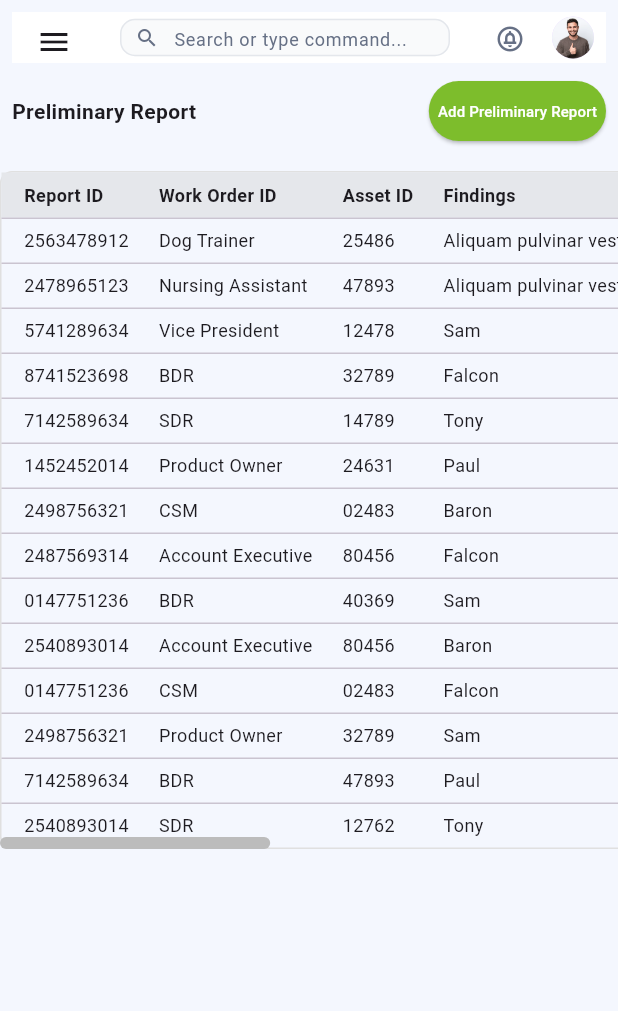
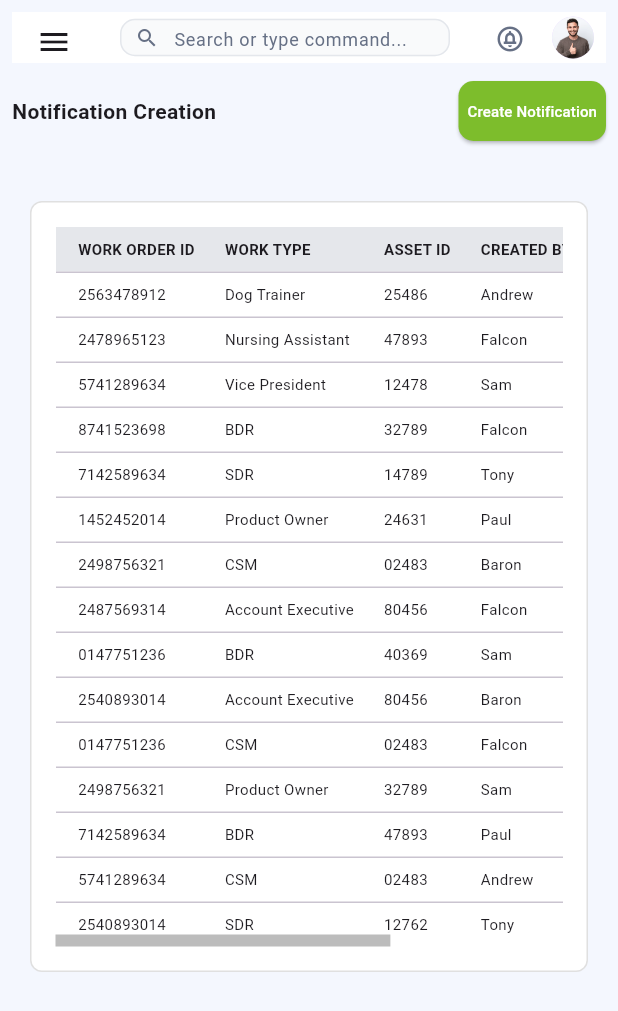
Before and after one commit to Abbas-Ali-786/UT_WorX, a Flutter app: the screen it shows after launch, on a phone screen of 412 x 824 dp. Shown: the top 1011 px of the screen. Run offline on Flutter 3.47's test engine with Material 3 defaults, Android fonts, the phone set to English and light mode, and no system bars; our stand-ins replace fl_chart.

Commit message:
NotificationData created

```diff
--- a/lib/main.dart
+++ b/lib/main.dart
@@ -1,7 +1,8 @@
 import 'package:flutter/material.dart';
-import 'package:ut_worx/view/auth_screens/login_screen.dart';
-import 'package:ut_worx/view/dashboard_screen/dashboard_screen.dart';
-import 'package:ut_worx/view/preliminary_report_screen/preliminary_report_screen.dart';
+import 'package:ut_worx/view/auth/login_screen.dart';
+import 'package:ut_worx/view/dashboard/dashboard_screen.dart';
+import 'package:ut_worx/view/notification_creation/notification_creation_screen.dart';
+import 'package:ut_worx/view/preliminary_report/preliminary_report_screen.dart';
 
 void main() {
   runApp(const MyApp());
@@ -14,7 +15,7 @@ class MyApp extends StatelessWidget {
   Widget build(BuildContext context) {
     return MaterialApp(
       debugShowCheckedModeBanner: false,
-      home: PreliminaryReportScreen(),
+      home: NotificationListScreen(),
     );
   }
 }
--- /dev/null
+++ b/lib/models/notification_data_model.dart
@@ -0,0 +1,17 @@
+class NotificationData {
+  final String workOrderId;
+  final String workType;
+  final String assetId;
+  final String createdBy;
+  final String status;
+  final String priority;
+
+  NotificationData({
+    required this.workOrderId,
+    required this.workType,
+    required this.assetId,
+    required this.createdBy,
+    required this.status,
+    required this.priority,
+  });
+}
--- a/lib/utils/custom_widgets/custom_drawer.dart
+++ b/lib/utils/custom_widgets/custom_drawer.dart
@@ -1,7 +1,8 @@
 import 'package:flutter/material.dart';
 import 'package:ut_worx/utils/resposive_design/responsive_layout.dart';
-import 'package:ut_worx/view/dashboard_screen/dashboard_screen.dart';
-import 'package:ut_worx/view/preliminary_report_screen/preliminary_report_screen.dart';
+import 'package:ut_worx/view/dashboard/dashboard_screen.dart';
+import 'package:ut_worx/view/notification_creation/notification_creation_screen.dart';
+import 'package:ut_worx/view/preliminary_report/preliminary_report_screen.dart';
 
 class CustomDrawer extends StatelessWidget {
   const CustomDrawer({super.key});
@@ -98,6 +99,15 @@ class CustomDrawer extends StatelessWidget {
                         "Notification Creation",
                         iconSize: iconSize,
                         fontSize: fontSize,
+                        onTapAction: () {
+                          Navigator.push(
+                            context,
+                            MaterialPageRoute(
+                              builder: (context) =>
+                                  const NotificationListScreen(),
+                            ),
+                          );
+                        },
                       ),
                       _drawerItem(
                         Icons.calendar_today_outlined,
--- a/lib/view/auth_screens/login_screen.dart
+++ b/lib/view/auth/login_screen.dart
@@ -1,7 +1,7 @@
 // ignore_for_file: deprecated_member_use
 
 import 'package:flutter/material.dart';
-import 'package:ut_worx/view/dashboard_screen/dashboard_screen.dart';
+import 'package:ut_worx/view/dashboard/dashboard_screen.dart';
 import '../../utils/resposive_design/responsive_layout.dart';
 
 class LoginScreen extends StatefulWidget {
--- /dev/null
+++ b/lib/view/notification_creation/notification_creation_screen.dart
@@ -0,0 +1,360 @@
+import 'package:flutter/material.dart';
+import 'package:ut_worx/models/notification_data_model.dart';
+import 'package:ut_worx/utils/custom_widgets/custom_drawer.dart';
+import 'package:ut_worx/utils/custom_widgets/custom_header.dart';
+import 'package:ut_worx/utils/resposive_design/responsive_layout.dart';
+
+class NotificationListScreen extends StatefulWidget {
+  const NotificationListScreen({super.key});
+
+  @override
+  State<NotificationListScreen> createState() => _NotificationListScreenState();
+}
+
+class _NotificationListScreenState extends State<NotificationListScreen> {
+  @override
+  Widget build(BuildContext context) {
+    return ResponsiveLayout(builder: (context, responsives) {
+      final appBarHeight = responsives.deviceValue(
+        mobile: 50.0,
+        tablet: 70.0,
+        desktop: 80.0,
+      );
+      return Scaffold(
+        backgroundColor: const Color(0XFFF4F7FE),
+        drawer: const CustomDrawer(),
+        appBar: PreferredSize(
+          preferredSize: Size.fromHeight(appBarHeight),
+          child: CustomHeader(),
+        ),
+        body: const NotificationTable(),
+      );
+    });
+  }
+}
+
+class NotificationTable extends StatelessWidget {
+  const NotificationTable({super.key});
+
+  @override
+  Widget build(BuildContext context) {
+    final List<NotificationData> notificationData = [
+      NotificationData(
+        workOrderId: '2563478912',
+        workType: 'Dog Trainer',
+        assetId: '25486',
+        createdBy: 'Andrew',
+        status: 'Completed',
+        priority: 'High',
+      ),
+      NotificationData(
+        workOrderId: '2478965123',
+        workType: 'Nursing Assistant',
+        assetId: '47893',
+        createdBy: 'Falcon',
+        status: 'Pending',
+        priority: 'Medium',
+      ),
+      NotificationData(
+        workOrderId: '5741289634',
+        workType: 'Vice President',
+        assetId: '12478',
+        createdBy: 'Sam',
+        status: 'Rejected',
+        priority: 'Low',
+      ),
+      NotificationData(
+        workOrderId: '8741523698',
+        workType: 'BDR',
+        assetId: '32789',
+        createdBy: 'Falcon',
+        status: 'OnHold',
+        priority: 'Medium',
+      ),
+      NotificationData(
+        workOrderId: '7142589634',
+        workType: 'SDR',
+        assetId: '14789',
+        createdBy: 'Tony',
+        status: 'Pending',
+        priority: 'Low',
+      ),
+      NotificationData(
+        workOrderId: '1452452014',
+        workType: 'Product Owner',
+        assetId: '24631',
+        createdBy: 'Paul',
+        status: 'Completed',
+        priority: 'High',
+      ),
+      NotificationData(
+        workOrderId: '2498756321',
+        workType: 'CSM',
+        assetId: '02483',
+        createdBy: 'Baron',
+        status: 'Pending',
+        priority: 'Medium',
+      ),
+      NotificationData(
+        workOrderId: '2487569314',
+        workType: 'Account Executive',
+        assetId: '80456',
+        createdBy: 'Falcon',
+        status: 'Rejected',
+        priority: 'Low',
+      ),
+      NotificationData(
+        workOrderId: '0147751236',
+        workType: 'BDR',
+        assetId: '40369',
+        createdBy: 'Sam',
+        status: 'Pending',
+        priority: 'Medium',
+      ),
+      NotificationData(
+        workOrderId: '2540893014',
+        workType: 'Account Executive',
+        assetId: '80456',
+        createdBy: 'Baron',
+        status: 'Pending',
+        priority: 'High',
+      ),
+      NotificationData(
+        workOrderId: '0147751236',
+        workType: 'CSM',
+        assetId: '02483',
+        createdBy: 'Falcon',
+        status: 'Pending',
+        priority: 'Low',
+      ),
+      NotificationData(
+        workOrderId: '2498756321',
+        workType: 'Product Owner',
+        assetId: '32789',
+        createdBy: 'Sam',
+        status: 'Pending',
+        priority: 'Medium',
+      ),
+      NotificationData(
+        workOrderId: '7142589634',
+        workType: 'BDR',
+        assetId: '47893',
+        createdBy: 'Paul',
+        status: 'Pending',
+        priority: 'Medium',
+      ),
+      NotificationData(
+        workOrderId: '5741289634',
+        workType: 'CSM',
+        assetId: '02483',
+        createdBy: 'Andrew',
+        status: 'Pending',
+        priority: 'Low',
+      ),
+      NotificationData(
+        workOrderId: '2540893014',
+        workType: 'SDR',
+        assetId: '12762',
+        createdBy: 'Tony',
+        status: 'Pending',
+        priority: 'High',
+      ),
+    ];
+
+    return ResponsiveLayout(builder: (context, responsive) {
+      final titlePadding = responsive.deviceValue(
+        mobile: 8.0,
+        tablet: 10.0,
+        desktop: 12.0,
+      );
+      final titleFontSize = responsive.deviceValue(
+        mobile: 14.0,
+        tablet: 18.0,
+        desktop: 22.0,
+      );
+      final buttonFontSize = responsive.deviceValue(
+        mobile: 10.0,
+        tablet: 12.0,
+        desktop: 16.0,
+      );
+      final buttonPadding = responsive.deviceValue(
+        mobile: 6.0,
+        tablet: 8.0,
+        desktop: 10.0,
+      );
+      final tableTitle = responsive.deviceValue(
+        mobile: 10.0,
+        tablet: 13.0,
+        desktop: 15.0,
+      );
+      final tableRowHeight = responsive.deviceValue(
+        mobile: 30.0,
+        tablet: 40.0,
+        desktop: 50.0,
+      );
+      return SingleChildScrollView(
+        child: Column(
+          crossAxisAlignment: CrossAxisAlignment.center,
+          children: [
+            Padding(
+              padding: EdgeInsets.only(left: titlePadding, right: titlePadding),
+              child: Row(
+                mainAxisAlignment: MainAxisAlignment.spaceBetween,
+                children: [
+                  Text(
+                    'Notification Creation',
+                    style: TextStyle(
+                        fontSize: titleFontSize, fontWeight: FontWeight.bold),
+                  ),
+                  ElevatedButton(
+                    onPressed: () {},
+                    style: ElevatedButton.styleFrom(
+                      padding: EdgeInsets.all(buttonPadding),
+                      backgroundColor: Color(0XFF7DBD2C),
+                      foregroundColor: Colors.white,
+                      shape: RoundedRectangleBorder(
+                        borderRadius: BorderRadius.circular(10),
+                      ),
+                    ),
+                    child: Text(
+                      'Create Notification',
+                      style: TextStyle(fontSize: buttonFontSize),
+                    ),
+                  ),
+                ],
+              ),
+            ),
+            const SizedBox(height: 16),
+            Container(
+              padding: EdgeInsets.all(16),
+              margin: EdgeInsets.all(20),
+              decoration: BoxDecoration(
+                border: Border.all(color: Colors.grey.shade300),
+                borderRadius: BorderRadius.circular(8),
+                color: Colors.white,
+              ),
+              child: Scrollbar(
+                thumbVisibility: true,
+                thickness: 8,
+                child: SingleChildScrollView(
+                  scrollDirection: Axis.horizontal,
+                  child: DataTable(
+                    columnSpacing: 20,
+                    horizontalMargin: 15,
+                    headingTextStyle: TextStyle(
+                        fontWeight: FontWeight.w600, fontSize: tableTitle),
+                    headingRowColor: WidgetStateProperty.all(Color(0XFFE5E7EB)),
+                    dataTextStyle: TextStyle(fontSize: tableTitle),
+                    headingRowHeight: tableRowHeight,
+                    dataRowHeight: tableRowHeight,
+                    columns: const [
+                      DataColumn(
+                          label: Expanded(
+                              child: Text(
+                        'WORK ORDER ID',
+                        overflow: TextOverflow.ellipsis,
+                        maxLines: 1,
+                      ))),
+                      DataColumn(
+                          label: Expanded(
+                              child: Text(
+                        'WORK TYPE',
+                        overflow: TextOverflow.ellipsis,
+                        maxLines: 1,
+                      ))),
+                      DataColumn(
+                          label: Expanded(
+                              child: Text(
+                        'ASSET ID',
+                        overflow: TextOverflow.ellipsis,
+                        maxLines: 1,
+                      ))),
+                      DataColumn(
+                          label: Expanded(
+                              child: Text(
+                        'CREATED BY',
+                        overflow: TextOverflow.ellipsis,
+                        maxLines: 1,
+                      ))),
+                      DataColumn(
+                          label: Expanded(
+                              child: Text(
+                        'STATUS',
+                        overflow: TextOverflow.ellipsis,
+                        maxLines: 1,
+                      ))),
+                      DataColumn(
+                          label: Expanded(
+                              child: Text(
+                        'PRIORITY',
+                        overflow: TextOverflow.ellipsis,
+                        maxLines: 1,
+                      ))),
+                    ],
+                    rows: notificationData.map((data) {
+                      return DataRow(cells: [
+                        DataCell(Text(data.workOrderId)),
+                        DataCell(Text(data.workType)),
+                        DataCell(Text(data.assetId)),
+                        DataCell(Text(data.createdBy)),
+                        DataCell(
+                          Container(
+                            padding: const EdgeInsets.symmetric(
+                                horizontal: 8, vertical: 4),
+                            decoration: BoxDecoration(
+                              color: _getStatusColor(data.status),
+                              borderRadius: BorderRadius.circular(8),
+                            ),
+                            child: Text(
+                              data.status,
+                              style: const TextStyle(color: Colors.white),
+                            ),
+                          ),
+                        ),
+                        DataCell(
+                          Text(
+                            data.priority,
+                            style: TextStyle(
+                                color: _getPriorityColor(data.priority)),
+                          ),
+                        ),
+                      ]);
+                    }).toList(),
+                  ),
+                ),
+              ),
+            ),
+          ],
+        ),
+      );
+    });
+  }
+
+  Color _getStatusColor(String status) {
+    switch (status) {
+      case 'Completed':
+        return Colors.green.shade400;
+      case 'Pending':
+        return Colors.yellow.shade700;
+      case 'Rejected':
+        return Colors.red.shade400;
+      case 'OnHold':
+        return Colors.blue.shade400;
+      default:
+        return Colors.grey;
+    }
+  }
+
+  Color _getPriorityColor(String priority) {
+    switch (priority) {
+      case 'High':
+        return Colors.red;
+      case 'Medium':
+        return Colors.orange;
+      case 'Low':
+        return Colors.green;
+      default:
+        return Colors.black;
+    }
+  }
+}
--- a/lib/view/preliminary_report_screen/preliminary_report_screen.dart
+++ b/lib/view/preliminary_report/preliminary_report_screen.dart
@@ -3,7 +3,7 @@ import 'package:ut_worx/models/preliminary_report_model.dart';
 import 'package:ut_worx/utils/custom_widgets/custom_drawer.dart';
 import 'package:ut_worx/utils/custom_widgets/custom_header.dart';
 import 'package:ut_worx/utils/resposive_design/responsive_layout.dart';
-import 'package:ut_worx/view/preliminary_report_screen/create_preliminary_report.dart';
+import 'package:ut_worx/view/preliminary_report/create_preliminary_report.dart';
 
 class PreliminaryReportScreen extends StatefulWidget {
   const PreliminaryReportScreen({super.key});
@@ -172,9 +172,9 @@ class _PreliminaryReportScreenState extends State<PreliminaryReportScreen> {
       );
 
       final tableTitle = responsive.deviceValue(
-        mobile: 12.0,
-        tablet: 14.0,
-        desktop: 16.0,
+        mobile: 10.0,
+        tablet: 13.0,
+        desktop: 15.0,
       );
       final tableRowHeight = responsive.deviceValue(
         mobile: 30.0,
@@ -231,6 +231,9 @@ class _PreliminaryReportScreenState extends State<PreliminaryReportScreen> {
                         padding: EdgeInsets.all(buttonPadding),
                         backgroundColor: Color(0XFF7DBD2C),
                         foregroundColor: Colors.white,
+                        shape: RoundedRectangleBorder(
+                          borderRadius: BorderRadius.circular(10),
+                        ),
                       ),
                       child: Text(
                         'Add Preliminary Report',
@@ -241,47 +244,80 @@ class _PreliminaryReportScreenState extends State<PreliminaryReportScreen> {
                 ),
               ),
               const SizedBox(height: 16),
-              SizedBox(
-                width: MediaQuery.sizeOf(context).width,
-                child: Center(
-                  child: Scrollbar(
-                    thumbVisibility: true,
-                    thickness: 8,
-                    radius: const Radius.circular(10),
-                    child: SingleChildScrollView(
-                      scrollDirection: Axis.vertical,
+              Container(
+                padding: EdgeInsets.all(16),
+                margin: EdgeInsets.all(20),
+                decoration: BoxDecoration(
+                  border: Border.all(color: Colors.grey.shade300),
+                  borderRadius: BorderRadius.circular(8),
+                  color: Colors.white,
+                ),
                 child: Scrollbar(
                   thumbVisibility: true,
                   thickness: 8,
                   radius: const Radius.circular(10),
                   child: SingleChildScrollView(
                     scrollDirection: Axis.horizontal,
-                          child: SizedBox(
-                            // width: MediaQuery.sizeOf(context).width,
-                            child: Container(
-                              decoration: BoxDecoration(
-                                border: Border.all(color: Colors.grey.shade300),
-                                borderRadius: BorderRadius.circular(8),
-                              ),
                     child: DataTable(
                       columnSpacing: 20,
                       horizontalMargin: 15,
                       headingTextStyle: TextStyle(
-                                    fontWeight: FontWeight.w600,
-                                    fontSize: tableTitle),
+                          fontWeight: FontWeight.w600, fontSize: tableTitle),
                       headingRowColor:
                           WidgetStateProperty.all(Color(0XFFE5E7EB)),
                       dataTextStyle: TextStyle(fontSize: tableTitle),
                       headingRowHeight: tableRowHeight,
                       dataRowHeight: tableRowHeight,
                       columns: const [
-                                  DataColumn(label: Text('Report ID')),
-                                  DataColumn(label: Text('Work Order ID')),
-                                  DataColumn(label: Text('Asset ID')),
-                                  DataColumn(label: Text('Findings')),
-                                  DataColumn(label: Text('Follow Ups Require')),
-                                  DataColumn(label: Text('Created By')),
-                                  DataColumn(label: Text('Status')),
+                        DataColumn(
+                            label: Expanded(
+                                child: Text(
+                          'Report ID',
+                          overflow: TextOverflow.ellipsis,
+                          maxLines: 1,
+                        ))),
+                        DataColumn(
+                            label: Expanded(
+                                child: Text(
+                          'Work Order ID',
+                          overflow: TextOverflow.ellipsis,
+                          maxLines: 1,
+                        ))),
+                        DataColumn(
+                            label: Expanded(
+                                child: Text(
+                          'Asset ID',
+                          overflow: TextOverflow.ellipsis,
+                          maxLines: 1,
+                        ))),
+                        DataColumn(
+                            label: Expanded(
+                                child: Text(
+                          'Findings',
+                          overflow: TextOverflow.ellipsis,
+                          maxLines: 1,
+                        ))),
+                        DataColumn(
+                            label: Expanded(
+                                child: Text(
+                          'Follow Ups Require',
+                          overflow: TextOverflow.ellipsis,
+                          maxLines: 1,
+                        ))),
+                        DataColumn(
+                            label: Expanded(
+                                child: Text(
+                          'Created By',
+                          overflow: TextOverflow.ellipsis,
+                          maxLines: 1,
+                        ))),
+                        DataColumn(
+                            label: Expanded(
+                                child: Text(
+                          'Status',
+                          overflow: TextOverflow.ellipsis,
+                          maxLines: 1,
+                        ))),
                       ],
                       rows: reports
                           .map<DataRow>((report) => DataRow(cells: [
@@ -294,8 +330,7 @@ class _PreliminaryReportScreenState extends State<PreliminaryReportScreen> {
                                     scale: 0.7,
                                     child: Switch(
                                       value: report.followUpsRequired,
-                                                activeTrackColor:
-                                                    Color(0XFF2563EB),
+                                      activeTrackColor: Color(0XFF2563EB),
                                       activeColor: Colors.white,
                                       onChanged: (value) {
                                         toggleFollowUpsRequired(
@@ -307,30 +342,21 @@ class _PreliminaryReportScreenState extends State<PreliminaryReportScreen> {
                                 DataCell(Text(report.createdBy)),
                                 DataCell(
                                   Container(
-                                              padding:
-                                                  const EdgeInsets.symmetric(
-                                                      horizontal: 8,
-                                                      vertical: 4),
+                                    padding: const EdgeInsets.symmetric(
+                                        horizontal: 8, vertical: 4),
                                     decoration: BoxDecoration(
-                                                color: _getStatusColor(
-                                                    report.status),
-                                                borderRadius:
-                                                    BorderRadius.circular(4),
+                                      color: _getStatusColor(report.status),
+                                      borderRadius: BorderRadius.circular(4),
                                     ),
                                     child: Text(
                                       report.status,
-                                                style: const TextStyle(
-                                                    color: Colors.white),
+                                      style:
+                                          const TextStyle(color: Colors.white),
                                     ),
                                   ),
                                 ),
                               ]))
                           .toList(),
-                              ),
-                            ),
-                          ),
-                        ),
-                      ),
                     ),
                   ),
                 ),
```
Also changed, not shown: lib/view/auth/forgot_password_screen.dart (added), lib/view/auth/signup_screen.dart (added), lib/view/dashboard/dashboard_screen.dart (renamed from lib/view/dashboard_screen/dashboard_screen.dart), lib/view/preliminary_report/create_preliminary_report.dart (renamed from lib/view/preliminary_report_screen/create_preliminary_report.dart). Lines whose indentation alone changed are shown as unchanged.
